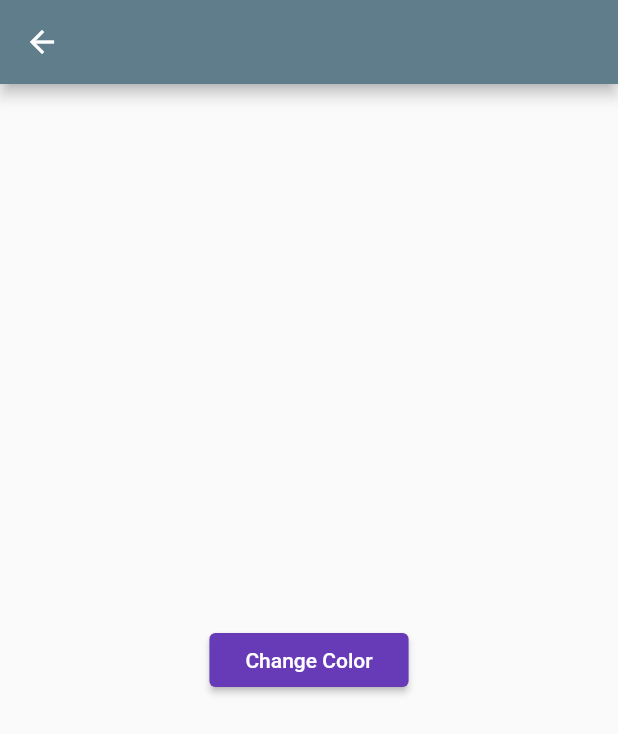
After one commit to aykuttasil/flutter_playground, a Flutter app: the screen it shows after launch, after a tap on "AnimatedBuilder Page", on a phone screen of 412 x 824 dp. The commit adds this screen. Shown: the top 734 px of the screen. Run offline on Flutter 3.47's test engine with Material 2 defaults, Android fonts, the phone set to English and light mode, and no system bars; our stand-ins replace dio; missing offline and left inert: alice.

Commit message:
AnimatedBuilderPage added

```diff
--- /dev/null
+++ b/lib/pages/AnimatedBuilderPage.dart
@@ -0,0 +1,65 @@
+import 'package:flutter/material.dart';
+
+class AnimatedBuilderPage extends StatefulWidget {
+  static const String routeName = '/basics/animated_builder';
+
+  _AnimatedBuilderPageState createState() => _AnimatedBuilderPageState();
+}
+
+class _AnimatedBuilderPageState extends State<AnimatedBuilderPage>
+    with SingleTickerProviderStateMixin {
+  static const Color beginColor = Colors.deepPurple;
+  static const Color endColor = Colors.deepOrange;
+  Duration duration = Duration(milliseconds: 800);
+  AnimationController controller;
+  Animation<Color> animation;
+
+  void initState() {
+    super.initState();
+
+    controller = AnimationController(vsync: this, duration: duration);
+    animation =
+        ColorTween(begin: beginColor, end: endColor).animate(controller);
+  }
+
+  void dispose() {
+    controller.dispose();
+    super.dispose();
+  }
+
+  Widget build(BuildContext context) {
+    return Scaffold(
+      appBar: AppBar(),
+      body: Center(
+        // AnimatedBuilder handles listening to a given animation and calling the builder
+        // whenever the value of the animation change. This can be useful when a Widget
+        // tree contains some animated and non-animated elements, as only the subtree
+        // created by the builder needs to be re-built when the animation changes.
+        child: AnimatedBuilder(
+          animation: animation,
+          builder: (context, child) {
+            return MaterialButton(
+              color: animation.value,
+              child: child,
+              onPressed: () {
+                if (controller.status == AnimationStatus.completed) {
+                  controller.reverse();
+                } else {
+                  controller.forward();
+                }
+              },
+            );
+          },
+          // AnimatedBuilder can also accept a pre-built child Widget which is useful
+          // if there is a non-animated Widget contained within the animated widget.
+          // This can improve performance since this widget doesn't need to be rebuilt
+          // when the animation changes.
+          child: Text(
+            'Change Color',
+            style: TextStyle(color: Colors.white),
+          ),
+        ),
+      ),
+    );
+  }
+}
--- a/lib/pages/HomePage.dart
+++ b/lib/pages/HomePage.dart
@@ -2,6 +2,7 @@ import 'package:dio/dio.dart';
 import 'package:flutter/material.dart';
 import 'package:flutter_playground/data/AppDio.dart';
 import 'package:flutter_playground/pages/AnimatedBoxPage.dart';
+import 'package:flutter_playground/pages/AnimatedBuilderPage.dart';
 import 'package:flutter_playground/pages/AnimationPage.dart';
 import 'package:flutter_playground/pages/NavigateWithArgumentsPage.dart';
 import 'package:flutter_playground/pages/PageRouteBuilder.dart';
@@ -49,7 +50,7 @@ class _MyHomePageState extends State<MyHomePage> {
                 },
               ),
               RaisedButton(
-                child: Text("Arguments Page 123"),
+                child: Text("Dynamic Created Page"),
                 onPressed: () => {
                   Navigator.push(context, MaterialPageRoute(builder: (context) {
                     return Center(
@@ -90,6 +91,14 @@ class _MyHomePageState extends State<MyHomePage> {
                 onPressed: () => {
                   Navigator.push(context, MaterialPageRoute(builder: (context) {
                     return ProviderPage();
+                  }))
+                },
+              ),
+              RaisedButton(
+                child: Text("AnimatedBuilder Page"),
+                onPressed: () => {
+                  Navigator.push(context, MaterialPageRoute(builder: (context) {
+                    return AnimatedBuilderPage();
                   }))
                 },
               ),
```
